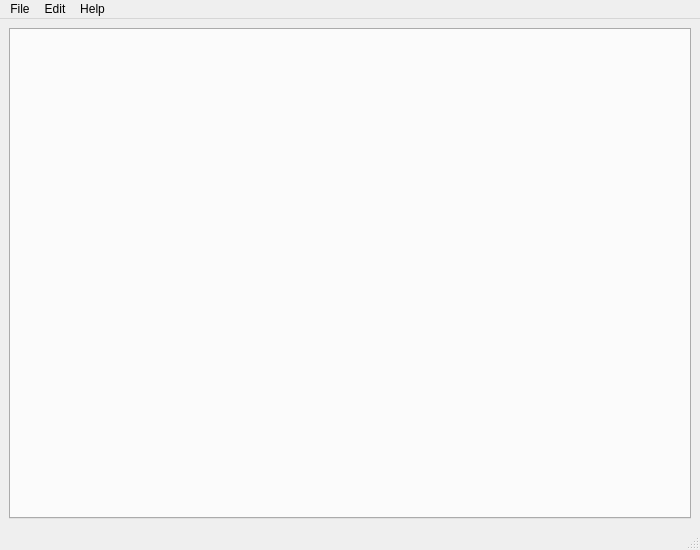
Above: resources/forms/MainWinDesign.ui from einaru/luma before the change. Below: the same form after it.
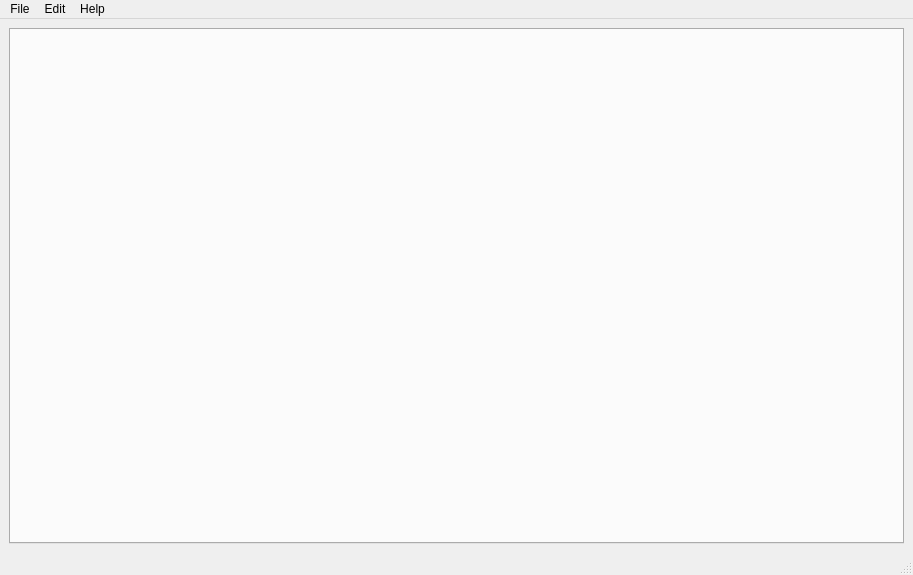
That is the form after the change.

Commit message: Working on plugin tabs in mainwin. Commit so that Forfang can test memory leakage

```diff
--- a/resources/forms/MainWinDesign.ui
+++ b/resources/forms/MainWinDesign.ui
@@ -7,8 +7,8 @@
    <rect>
     <x>0</x>
     <y>0</y>
-    <width>700</width>
-    <height>550</height>
+    <width>913</width>
+    <height>575</height>
    </rect>
   </property>
   <property name="windowTitle">
@@ -29,7 +29,7 @@
     <rect>
      <x>0</x>
      <y>0</y>
-     <width>700</width>
+     <width>913</width>
      <height>25</height>
     </rect>
    </property>
```
Left out of the diff: 61 changed lines with no effect on the pictures. The commit also changes 5 other files.
